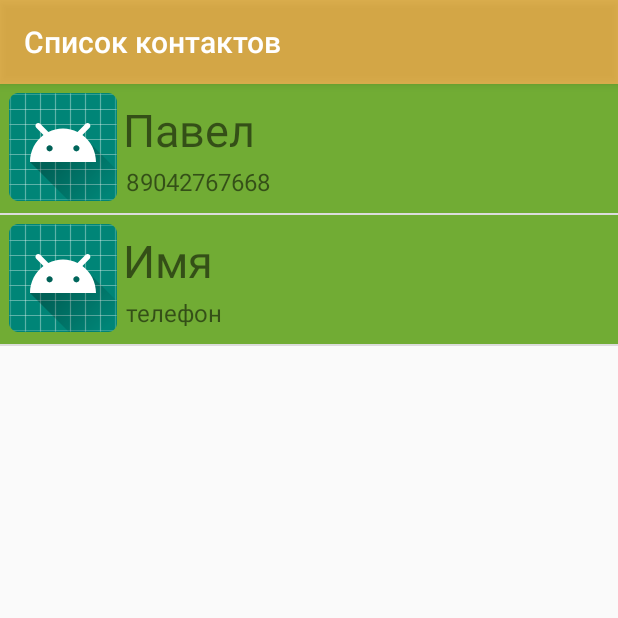
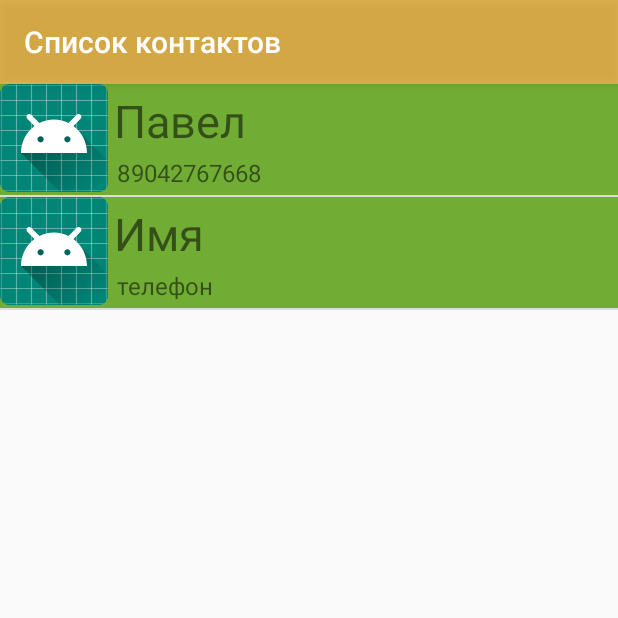
Before and after one commit to Pavel2688/AndroidLessons, an Android app: the screen it shows after launch (MainActivity), on a phone screen of 412 x 824 dp, the top half of it. Run offline under Robolectric (Android 15) with nearby library versions, the phone set to English and light mode, and no system bars.

Commit message:
доработка приложения по замечаниям

```diff
--- a/app/src/main/java/user/pasha888/com/androidlessons/ContactDetailsFragment.java
+++ b/app/src/main/java/user/pasha888/com/androidlessons/ContactDetailsFragment.java
@@ -1,7 +1,5 @@
 package user.pasha888.com.androidlessons;
 
-import android.content.Context;
-import android.net.Uri;
 import android.os.Bundle;
 
 import androidx.annotation.NonNull;
@@ -26,8 +24,8 @@ public class ContactDetailsFragment extends Fragment {
         int i = this.getArguments().getInt("index");
         TextView detailedContactName = (TextView) view.findViewById(R.id.detailedContactName);
         TextView detailedContactNumber = (TextView) view.findViewById(R.id.detailedContactNumber);
-        detailedContactName.setText(ContactListFragment.kontakt[i].getName());
-        detailedContactNumber.setText(ContactListFragment.kontakt[i].getPhoneNumber());
+        detailedContactName.setText(ContactListFragment.contacts[i].getName());
+        detailedContactNumber.setText(ContactListFragment.contacts[i].getPhoneNumber());
         getActivity().setTitle("Детали контакта");
         return view;
     }
--- a/app/src/main/java/user/pasha888/com/androidlessons/ContactListFragment.java
+++ b/app/src/main/java/user/pasha888/com/androidlessons/ContactListFragment.java
@@ -1,36 +1,27 @@
 package user.pasha888.com.androidlessons;
 
-import android.content.Context;
-import android.net.Uri;
 import android.os.Bundle;
 
 import androidx.annotation.NonNull;
 import androidx.annotation.Nullable;
-import androidx.fragment.app.Fragment;
-import androidx.fragment.app.FragmentManager;
 import androidx.fragment.app.FragmentTransaction;
 import androidx.fragment.app.ListFragment;
-import androidx.lifecycle.LifecycleOwner;
-import androidx.lifecycle.LiveData;
 
 import android.view.LayoutInflater;
 import android.view.View;
 import android.view.ViewGroup;
 import android.widget.ArrayAdapter;
-import android.widget.ImageView;
 import android.widget.ListView;
 import android.widget.TextView;
-
-import java.util.Objects;
 
 
 public class ContactListFragment extends ListFragment {
 
 
 
-    public static final Kontakt[] kontakt = {
-            new Kontakt("Павел", "89042767668", 1),
-            new Kontakt("Имя", "телефон", 2)
+    public static final Contacts[] contacts = {
+            new Contacts("Павел", "89042767668", 1),
+            new Contacts("Имя", "телефон", 2)
     };
 
 
@@ -39,7 +30,7 @@ public class ContactListFragment extends ListFragment {
     @Override
     public View onCreateView(@NonNull LayoutInflater inflater, @Nullable ViewGroup container, @Nullable Bundle savedInstanceState) {
         getActivity().setTitle("Список контактов");
-        ArrayAdapter<Kontakt> adapter = new ArrayAdapter<Kontakt>(getContext(), android.R.layout.simple_list_item_1, kontakt){
+        ArrayAdapter<Contacts> adapter = new ArrayAdapter<Contacts>(getContext(), android.R.layout.simple_list_item_1, contacts){
             @NonNull
             @Override
             public View getView(int i, @Nullable View convertView, @NonNull ViewGroup parent) {
@@ -49,7 +40,7 @@ public class ContactListFragment extends ListFragment {
 
                 TextView nameView = convertView.findViewById(R.id.tv_name);
                 TextView phoneNumberView = convertView.findViewById(R.id.tv_phoneNumber);
-                Kontakt currentContact = kontakt[i];
+                Contacts currentContact = contacts[i];
                 nameView.setText(currentContact.getName());
                 phoneNumberView.setText(currentContact.getPhoneNumber());
 
--- a/app/src/main/java/user/pasha888/com/androidlessons/Kontakt.java
+++ b/app/src/main/java/user/pasha888/com/androidlessons/Contacts.java
@@ -1,11 +1,11 @@
 package user.pasha888.com.androidlessons;
 
-public class Kontakt {
+public class Contacts {
     private final String name;
     private final String phoneNumber;
     private final int image;
 
-    public Kontakt(String name, String phoneNumber, int image) {
+    public Contacts(String name, String phoneNumber, int image) {
         this.name = name;
         this.phoneNumber = phoneNumber;
         this.image = image;
--- a/app/src/main/java/user/pasha888/com/androidlessons/MainActivity.java
+++ b/app/src/main/java/user/pasha888/com/androidlessons/MainActivity.java
@@ -18,9 +18,5 @@ public class MainActivity extends AppCompatActivity {
 
     }
 
-    @Override
-    public void onBackPressed() {
-        super.onBackPressed();
-        this.setTitle("Список контактов");
-    }
+
 }
--- a/app/src/main/res/layout/activity_main.xml
+++ b/app/src/main/res/layout/activity_main.xml
@@ -8,12 +8,7 @@
 
     >
 
-  <LinearLayout
 
-      android:layout_width="match_parent"
-      android:layout_height="match_parent"
-      android:orientation="horizontal"
-      android:id="@+id/fragment_list">
 
       <fragment
           android:id="@+id/fragment"
@@ -25,7 +20,7 @@
 
       </fragment>
 
-  </LinearLayout>
+
 
 
 </androidx.constraintlayout.widget.ConstraintLayout>
--- a/app/src/main/res/layout/fragment_contact_list.xml
+++ b/app/src/main/res/layout/fragment_contact_list.xml
@@ -1,17 +1,12 @@
 <?xml version="1.0" encoding="utf-8"?>
-<FrameLayout xmlns:android="http://schemas.android.com/apk/res/android"
+<LinearLayout xmlns:android="http://schemas.android.com/apk/res/android"
     xmlns:tools="http://schemas.android.com/tools"
     android:layout_width="match_parent"
     android:layout_height="match_parent"
     android:background="#71AC34"
     tools:context=".ContactListFragment">
 
-    <LinearLayout
-        android:layout_width="match_parent"
-        android:layout_height="wrap_content"
 
-        android:padding="6dp"
-        android:orientation="horizontal">
 
         <ImageView
             android:id="@+id/contactImage"
@@ -47,6 +42,6 @@
              />
 
         </LinearLayout>
-    </LinearLayout>
 
-</FrameLayout>
+
+</LinearLayout>
```
Also changed, not shown: app/src/main/res/layout/fragment_contact_details.xml (+3 -7 lines).
